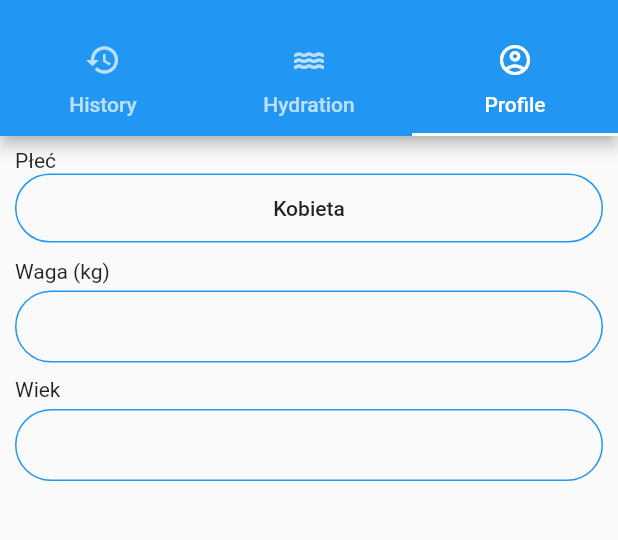
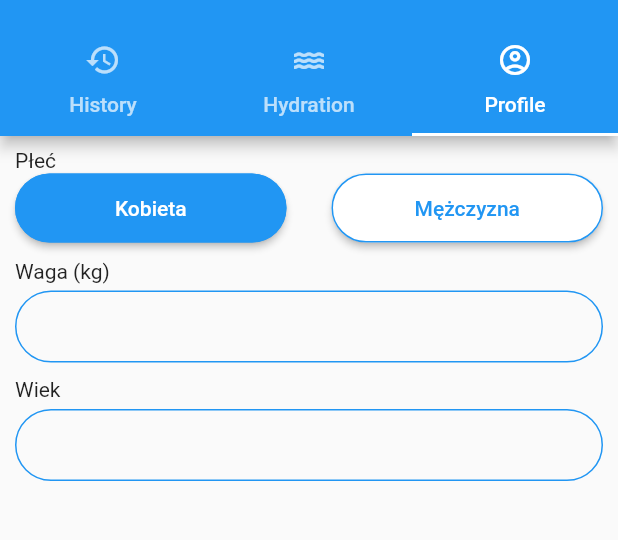
Before and after one commit to WeronikaWItt/count_your_water, a Flutter app: the screen it shows after launch, tab 3 chosen, after a tap on "Kobieta", on a phone screen of 412 x 824 dp, the part 59-599 px from its top. Run offline on Flutter 3.47's test engine with Material 2 defaults, Android fonts, the phone set to English and light mode, and no system bars.

Commit message:
button color change due to selected gender

```diff
--- a/lib/screens/profile_screen.dart
+++ b/lib/screens/profile_screen.dart
@@ -1,8 +1,21 @@
-import 'package:flutter/cupertino.dart';
 import 'package:flutter/material.dart';
 
-class ProfileScreen extends StatelessWidget {
+enum Gender {
+  male,
+  female,
+}
+
+class ProfileScreen extends StatefulWidget {
   const ProfileScreen({Key? key}) : super(key: key);
+
+  @override
+  State<ProfileScreen> createState() => _ProfileScreenState();
+}
+
+class _ProfileScreenState extends State<ProfileScreen> {
+  Gender selectedGender = Gender.female;
+  TextEditingController weightController = TextEditingController();
+  TextEditingController heightController = TextEditingController();
 
   @override
   Widget build(BuildContext context) {
@@ -13,19 +26,48 @@ class ProfileScreen extends StatelessWidget {
           crossAxisAlignment: CrossAxisAlignment.stretch,
           children: [
             const Text('Płeć'),
-            MaterialButton(
-              onPressed: () {},
-              padding: const EdgeInsets.all(15),
-              shape: RoundedRectangleBorder(
-                  borderRadius: BorderRadius.circular(50.0), side: const BorderSide(color: Colors.blue)),
-              child: const Text('Kobieta'),
+            Row(
+              children: [
+                Expanded(
+                  child: MaterialButton(
+                    onPressed: () {
+                      setState(() {
+                        selectedGender = Gender.female;
+                      });
+                    },
+                    textColor: selectedGender == Gender.female ? Colors.white : Colors.blue,
+                    color: selectedGender == Gender.female ? Colors.blue : Colors.white,
+                    padding: const EdgeInsets.all(15),
+                    shape: RoundedRectangleBorder(
+                        borderRadius: BorderRadius.circular(50.0), side: const BorderSide(color: Colors.blue)),
+                    child: const Text('Kobieta'),
+                  ),
+                ),
+                const SizedBox(width: 30),
+                Expanded(
+                  child: MaterialButton(
+                    onPressed: () {
+                      setState(() {
+                        selectedGender = Gender.male;
+                      });
+                    },
+                    textColor: selectedGender == Gender.male ? Colors.white : Colors.blue,
+                    color: selectedGender == Gender.male ? Colors.blue : Colors.white,
+                    padding: const EdgeInsets.all(15),
+                    shape: RoundedRectangleBorder(
+                        borderRadius: BorderRadius.circular(50.0), side: const BorderSide(color: Colors.blue)),
+                    child: const Text('Mężczyzna'),
+                  ),
+                ),
+              ],
             ),
             const SizedBox(height: 10),
             const Text('Waga (kg)'),
             const SizedBox(height: 5),
-            const TextField(
+            TextField(
               keyboardType: TextInputType.number,
-              decoration: InputDecoration(
+              controller: weightController,
+              decoration: const InputDecoration(
                   contentPadding: EdgeInsets.symmetric(horizontal: 20),
                   enabledBorder: OutlineInputBorder(
                     borderSide: BorderSide(color: Colors.blue),
@@ -42,9 +84,10 @@ class ProfileScreen extends StatelessWidget {
             const SizedBox(height: 10),
             const Text('Wiek'),
             const SizedBox(height: 5),
-            const TextField(
+            TextField(
               keyboardType: TextInputType.number,
-              decoration: InputDecoration(
+              controller: heightController,
+              decoration: const InputDecoration(
                   contentPadding: EdgeInsets.symmetric(horizontal: 20),
                   enabledBorder: OutlineInputBorder(
                     borderSide: BorderSide(color: Colors.blue),
```
